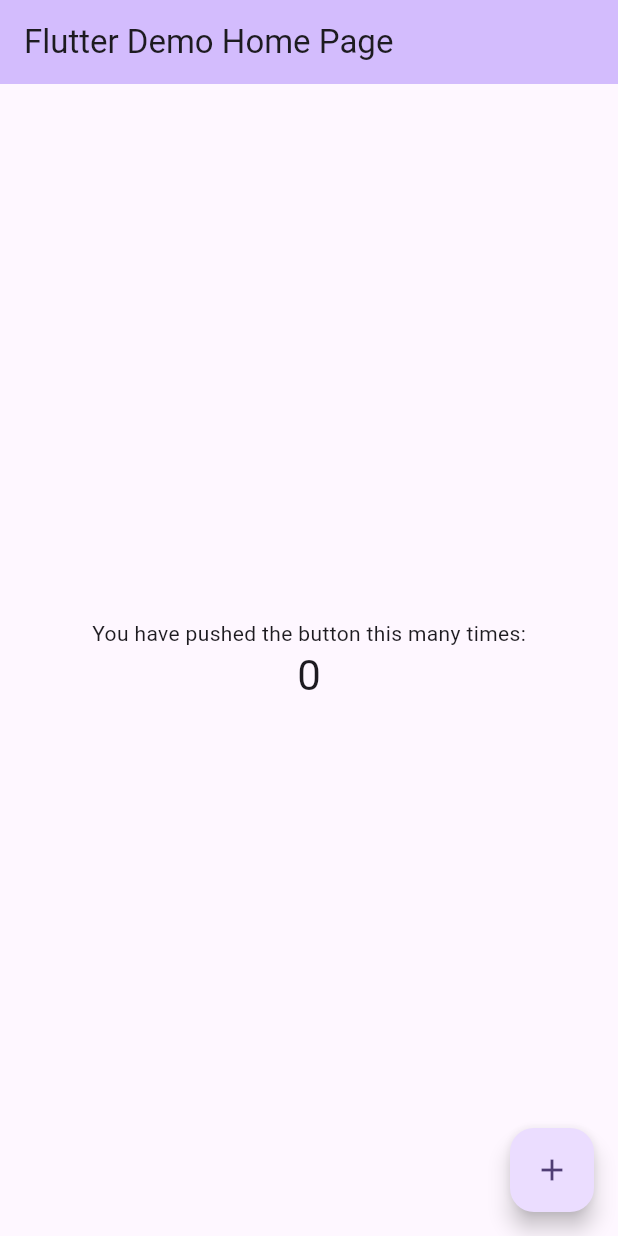
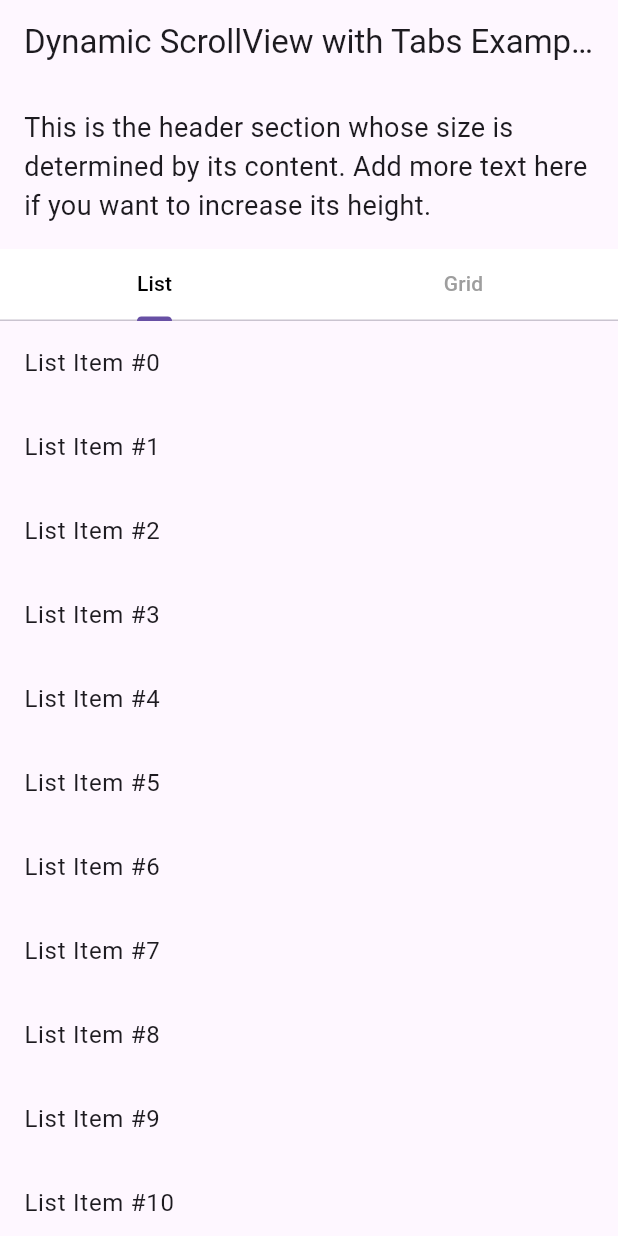
Before and after one commit to yfujiki/dynamic_header_list_grid, a Flutter app: the screen it shows after launch, on a phone screen of 412 x 824 dp. Run offline on Flutter 3.47's test engine with Material 3 defaults, Android fonts, the phone set to English and light mode, and no system bars.

Commit message:
Implementation of dynamic header + dynamic list/gridview

```diff
--- a/lib/main.dart
+++ b/lib/main.dart
@@ -1,125 +1,112 @@
 import 'package:flutter/material.dart';
 
 void main() {
-  runApp(const MyApp());
+  runApp(MyApp());
 }
 
 class MyApp extends StatelessWidget {
-  const MyApp({super.key});
-
-  // This widget is the root of your application.
   @override
   Widget build(BuildContext context) {
     return MaterialApp(
-      title: 'Flutter Demo',
-      theme: ThemeData(
-        // This is the theme of your application.
-        //
-        // TRY THIS: Try running your application with "flutter run". You'll see
-        // the application has a blue toolbar. Then, without quitting the app,
-        // try changing the seedColor in the colorScheme below to Colors.green
-        // and then invoke "hot reload" (save your changes or press the "hot
-        // reload" button in a Flutter-supported IDE, or press "r" if you used
-        // the command line to start the app).
-        //
-        // Notice that the counter didn't reset back to zero; the application
-        // state is not lost during the reload. To reset the state, use hot
-        // restart instead.
-        //
-        // This works for code too, not just values: Most code changes can be
-        // tested with just a hot reload.
-        colorScheme: ColorScheme.fromSeed(seedColor: Colors.deepPurple),
-        useMaterial3: true,
+      home: Scaffold(
+        appBar:
+            AppBar(title: const Text('Dynamic ScrollView with Tabs Example')),
+        body: DefaultTabController(
+          length: 2, // Number of tabs
+          child: DynamicScrollViewWithTabs(),
+        ),
       ),
-      home: const MyHomePage(title: 'Flutter Demo Home Page'),
     );
   }
 }
 
-class MyHomePage extends StatefulWidget {
-  const MyHomePage({super.key, required this.title});
+class DynamicScrollViewWithTabs extends StatelessWidget {
+  @override
+  Widget build(BuildContext context) {
+    return CustomScrollView(
+      slivers: <Widget>[
+        SliverToBoxAdapter(
+          child: Container(
+            padding: const EdgeInsets.all(16.0),
+            child: const Text(
+              'This is the header section whose size is determined by its content. Add more text here if you want to increase its height.',
+              style: TextStyle(fontSize: 18),
+            ),
+          ),
+        ),
+        SliverPersistentHeader(
+          delegate: _SliverAppBarDelegate(
+            const TabBar(
+              labelColor: Colors.black,
+              unselectedLabelColor: Colors.grey,
+              tabs: [
+                Tab(text: 'List'),
+                Tab(text: 'Grid'),
+              ],
+            ),
+          ),
+          pinned: true,
+        ),
+        SliverFillRemaining(
+          child: TabBarView(
+            children: <Widget>[
+              buildListView(),
+              buildGridView(),
+            ],
+          ),
+        ),
+      ],
+    );
+  }
 
-  // This widget is the home page of your application. It is stateful, meaning
-  // that it has a State object (defined below) that contains fields that affect
-  // how it looks.
+  Widget buildListView() {
+    return ListView.builder(
+      itemCount: 100,
+      itemBuilder: (context, index) => ListTile(
+        title: Text('List Item #$index'),
+      ),
+    );
+  }
 
-  // This class is the configuration for the state. It holds the values (in this
-  // case the title) provided by the parent (in this case the App widget) and
-  // used by the build method of the State. Fields in a Widget subclass are
-  // always marked "final".
+  Widget buildGridView() {
+    return GridView.builder(
+      gridDelegate: const SliverGridDelegateWithFixedCrossAxisCount(
+        crossAxisCount: 3,
+        childAspectRatio: 1.0,
+        crossAxisSpacing: 10,
+        mainAxisSpacing: 10,
+      ),
+      itemCount: 100,
+      itemBuilder: (context, index) => Container(
+        alignment: Alignment.center,
+        color: Colors.teal[100 * (index % 9)],
+        child: Text('Grid Item #$index'),
+      ),
+    );
+  }
+}
 
-  final String title;
+class _SliverAppBarDelegate extends SliverPersistentHeaderDelegate {
+  final TabBar _tabBar;
+
+  _SliverAppBarDelegate(this._tabBar);
 
   @override
-  State<MyHomePage> createState() => _MyHomePageState();
-}
+  double get minExtent => _tabBar.preferredSize.height;
+  @override
+  double get maxExtent => _tabBar.preferredSize.height;
 
-class _MyHomePageState extends State<MyHomePage> {
-  int _counter = 0;
-
-  void _incrementCounter() {
-    setState(() {
-      // This call to setState tells the Flutter framework that something has
-      // changed in this State, which causes it to rerun the build method below
-      // so that the display can reflect the updated values. If we changed
-      // _counter without calling setState(), then the build method would not be
-      // called again, and so nothing would appear to happen.
-      _counter++;
-    });
+  @override
+  Widget build(
+      BuildContext context, double shrinkOffset, bool overlapsContent) {
+    return Container(
+      color: Colors.white,
+      child: _tabBar,
+    );
   }
 
   @override
-  Widget build(BuildContext context) {
-    // This method is rerun every time setState is called, for instance as done
-    // by the _incrementCounter method above.
-    //
-    // The Flutter framework has been optimized to make rerunning build methods
-    // fast, so that you can just rebuild anything that needs updating rather
-    // than having to individually change instances of widgets.
-    return Scaffold(
-      appBar: AppBar(
-        // TRY THIS: Try changing the color here to a specific color (to
-        // Colors.amber, perhaps?) and trigger a hot reload to see the AppBar
-        // change color while the other colors stay the same.
-        backgroundColor: Theme.of(context).colorScheme.inversePrimary,
-        // Here we take the value from the MyHomePage object that was created by
-        // the App.build method, and use it to set our appbar title.
-        title: Text(widget.title),
-      ),
-      body: Center(
-        // Center is a layout widget. It takes a single child and positions it
-        // in the middle of the parent.
-        child: Column(
-          // Column is also a layout widget. It takes a list of children and
-          // arranges them vertically. By default, it sizes itself to fit its
-          // children horizontally, and tries to be as tall as its parent.
-          //
-          // Column has various properties to control how it sizes itself and
-          // how it positions its children. Here we use mainAxisAlignment to
-          // center the children vertically; the main axis here is the vertical
-          // axis because Columns are vertical (the cross axis would be
-          // horizontal).
-          //
-          // TRY THIS: Invoke "debug painting" (choose the "Toggle Debug Paint"
-          // action in the IDE, or press "p" in the console), to see the
-          // wireframe for each widget.
-          mainAxisAlignment: MainAxisAlignment.center,
-          children: <Widget>[
-            const Text(
-              'You have pushed the button this many times:',
-            ),
-            Text(
-              '$_counter',
-              style: Theme.of(context).textTheme.headlineMedium,
-            ),
-          ],
-        ),
-      ),
-      floatingActionButton: FloatingActionButton(
-        onPressed: _incrementCounter,
-        tooltip: 'Increment',
-        child: const Icon(Icons.add),
-      ), // This trailing comma makes auto-formatting nicer for build methods.
-    );
+  bool shouldRebuild(_SliverAppBarDelegate oldDelegate) {
+    return false;
   }
 }
```
